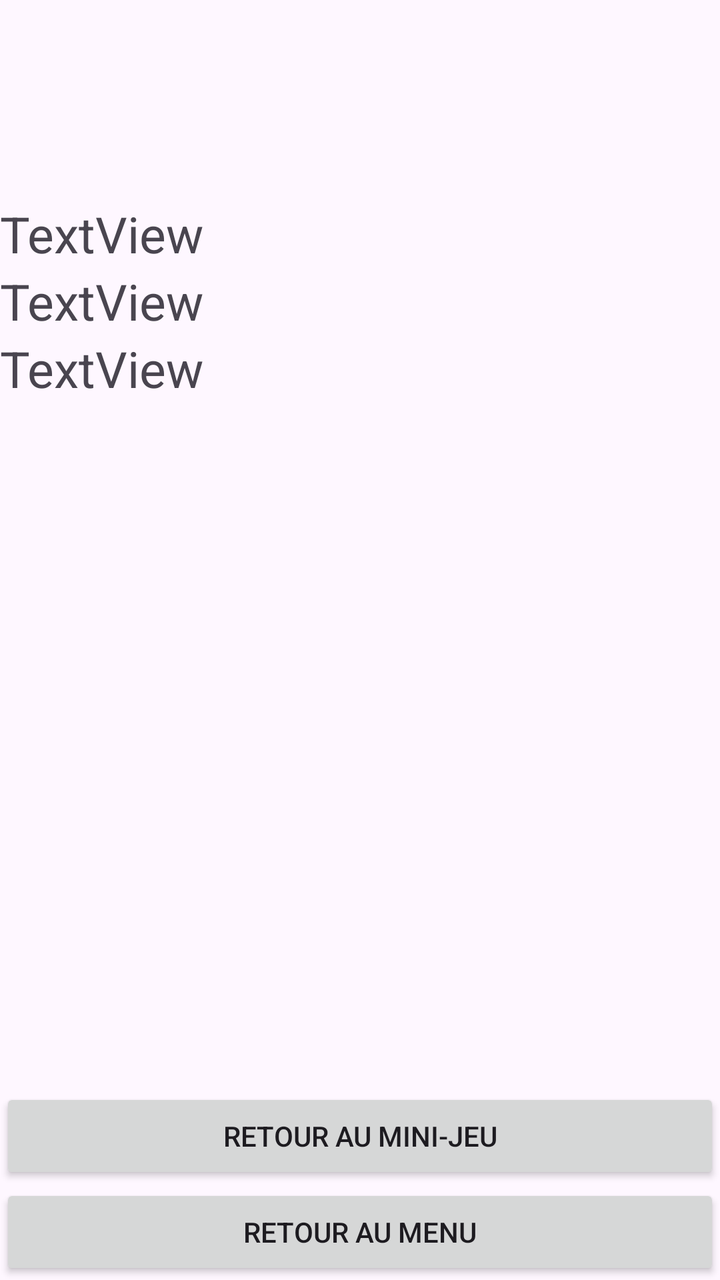
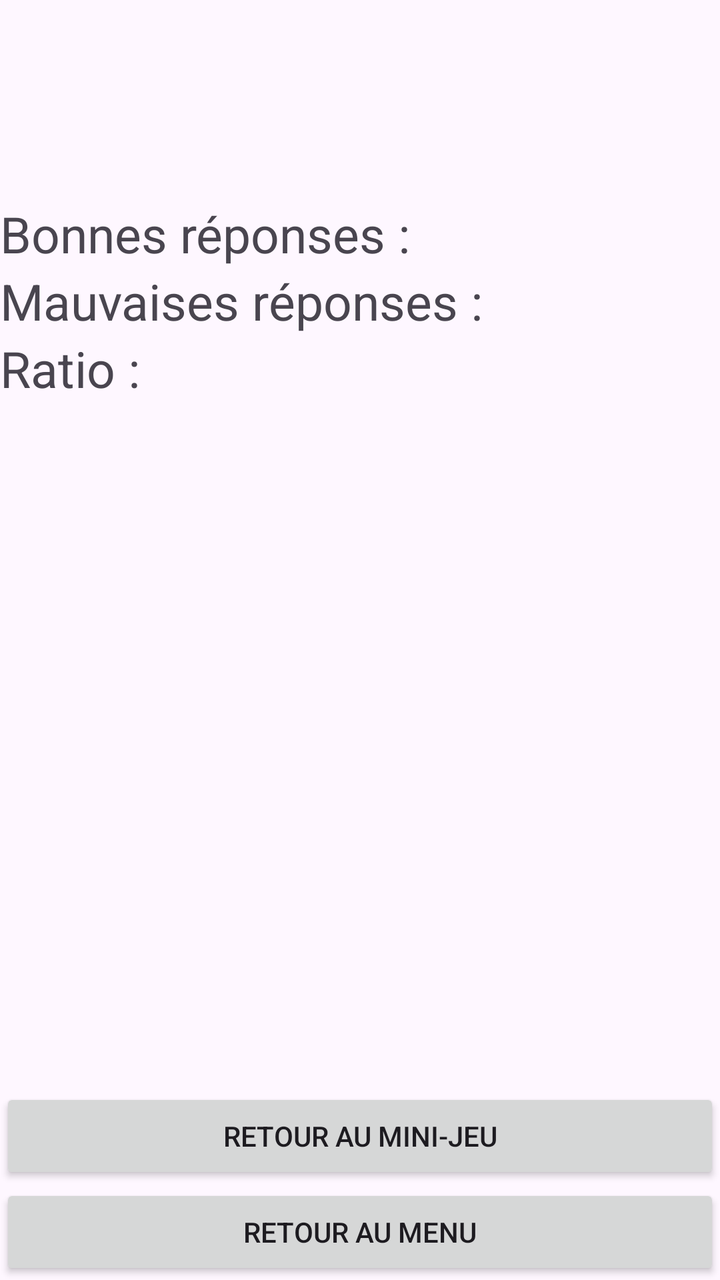

Two renders of the same Android screen: before a commit and after it. Below are the layout's source before the change and the commit's diff.
<!-- AndroidManifest.xml: application theme Theme.CalcDevMobile -->
<!-- res/layout/results.xml -->
<?xml version="1.0" encoding="utf-8"?>
<androidx.constraintlayout.widget.ConstraintLayout xmlns:android="http://schemas.android.com/apk/res/android"
    xmlns:app="http://schemas.android.com/apk/res-auto"
    xmlns:tools="http://schemas.android.com/tools"
    android:id="@+id/main"
    android:layout_width="match_parent"
    android:layout_height="match_parent"
    tools:context=".CalculatriceActivity">

    <LinearLayout
        android:layout_width="match_parent"
        android:layout_height="match_parent"
        android:orientation="vertical">

        <LinearLayout
            android:layout_width="match_parent"
            android:layout_height="wrap_content"
            android:orientation="vertical"
            android:translationY="100sp">

            <TextView
                android:id="@+id/textViewRight"
                android:layout_width="match_parent"
                android:layout_height="wrap_content"
                android:text="TextView"
                android:textSize="25sp" />

            <TextView
                android:id="@+id/textViewWrong"
                android:layout_width="match_parent"
                android:layout_height="wrap_content"
                android:text="TextView"
                android:textSize="25sp" />

            <TextView
                android:id="@+id/textViewPercentage"
                android:layout_width="match_parent"
                android:layout_height="wrap_content"
                android:text="TextView"
                android:textSize="25sp" />
        </LinearLayout>

        <LinearLayout
            android:layout_width="match_parent"
            android:layout_height="match_parent"
            android:gravity="bottom"
            android:orientation="vertical">

            <Button
                android:id="@+id/buttonMiniGame"
                android:layout_width="match_parent"
                android:layout_height="wrap_content"
                android:text="Retour au mini-jeu" />

            <Button
                android:id="@+id/buttonMenu"
                android:layout_width="match_parent"
                android:layout_height="wrap_content"
                android:text="Retour au Menu" />
        </LinearLayout>
    </LinearLayout>
</androidx.constraintlayout.widget.ConstraintLayout>
<!-- resources referenced by this layout -->
<resources>
  <style name="Theme.CalcDevMobile" parent="Base.Theme.CalcDevMobile" />
  <style name="Base.Theme.CalcDevMobile" parent="Theme.Material3.DayNight">
          
          
      </style>
</resources>

<!-- the commit's change to res/layout/results.xml (unified diff, before → after) -->
@@ -22,21 +22,21 @@
                 android:id="@+id/textViewRight"
                 android:layout_width="match_parent"
                 android:layout_height="wrap_content"
-                android:text="TextView"
+                android:text="@string/rightAnswers"
                 android:textSize="25sp" />
 
             <TextView
                 android:id="@+id/textViewWrong"
                 android:layout_width="match_parent"
                 android:layout_height="wrap_content"
-                android:text="TextView"
+                android:text="@string/wrongAnswers"
                 android:textSize="25sp" />
 
             <TextView
                 android:id="@+id/textViewPercentage"
                 android:layout_width="match_parent"
                 android:layout_height="wrap_content"
-                android:text="TextView"
+                android:text="@string/ratio"
                 android:textSize="25sp" />
         </LinearLayout>
 
<!-- resource entries referenced after the edit -->
@@ -1,5 +1,8 @@
 <!-- resources referenced by this layout -->
 <resources>
+  <string name="ratio">Ratio : </string>
+  <string name="rightAnswers">Bonnes réponses : </string>
+  <string name="wrongAnswers">Mauvaises réponses : </string>
   <style name="Theme.CalcDevMobile" parent="Base.Theme.CalcDevMobile" />
   <style name="Base.Theme.CalcDevMobile" parent="Theme.Material3.DayNight">
           
